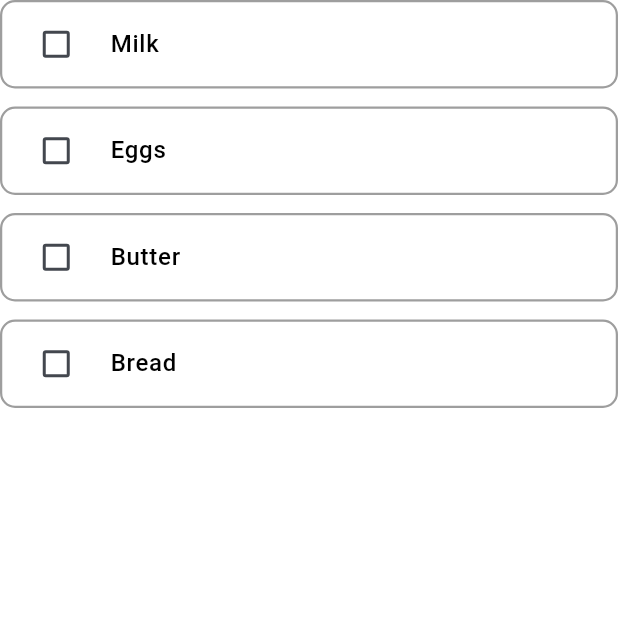
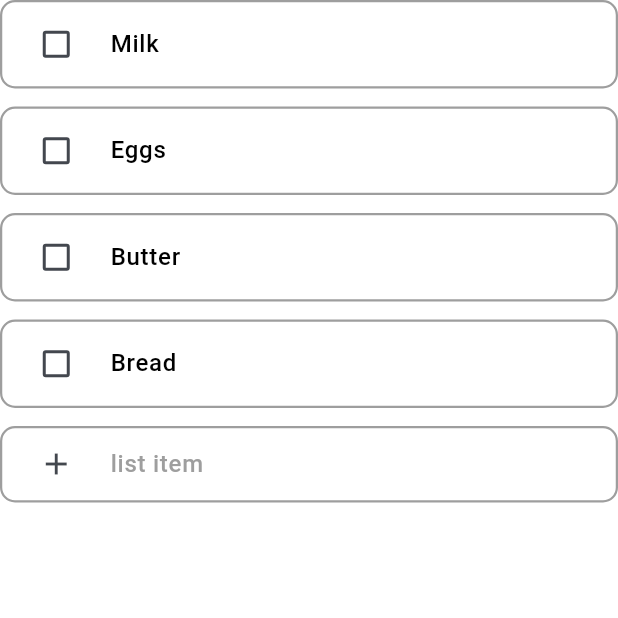
Before and after one commit to mohamed-tamerrr/collaborative-shopping-list, a Flutter app: the ItemList screen opened directly, on a phone screen of 412 x 824 dp, the top half of it. Run offline on Flutter 3.47's test engine with Material 3 defaults, Android fonts, the phone set to English and light mode, and no system bars; our stand-ins replace cloud_firestore, firebase_core, flutter_bloc, flutter_svg; accounts and stored records are empty.

Commit message:
add delete list ,rename list, invite user and remove user methods to list cubit and add add item , remove item and toggle item done methods in items cubit and create add item container

```diff
--- /dev/null
+++ b/lib/featrues/home/presentation/views/widgets/add_item_container.dart
@@ -0,0 +1,39 @@
+import 'package:flutter/material.dart';
+
+class AddItemContainer extends StatelessWidget {
+  const AddItemContainer({super.key});
+
+  @override
+  Widget build(BuildContext context) {
+    return Container(
+      padding: EdgeInsets.only(left: 12),
+      decoration: BoxDecoration(
+        borderRadius: BorderRadius.circular(10.0),
+        border: Border.all(color: Colors.grey, width: 1.5),
+      ),
+      child: Row(
+        children: [
+          IconButton(
+            onPressed: () {},
+            icon: Icon(Icons.add),
+            padding: EdgeInsets.zero,
+          ),
+          Expanded(
+            child: TextField(
+              decoration: InputDecoration(
+                contentPadding: EdgeInsets.symmetric(horizontal: 12),
+                hintText: 'list item',
+                hintStyle: TextStyle(
+                  fontSize: 16,
+                  color: Colors.grey,
+                  fontWeight: FontWeight.w500,
+                ),
+                border: InputBorder.none,
+              ),
+            ),
+          ),
+        ],
+      ),
+    );
+  }
+}
--- a/lib/featrues/home/presentation/views/widgets/add_list_view_body.dart
+++ b/lib/featrues/home/presentation/views/widgets/add_list_view_body.dart
@@ -1,4 +1,3 @@
-import 'package:final_project/core/services/firestore_service.dart';
 import 'package:final_project/featrues/home/presentation/view_model/list_cubit/list_cubit.dart';
 import 'package:final_project/featrues/home/presentation/views/widgets/add_people_container.dart';
 import 'package:final_project/featrues/home/presentation/views/widgets/cancel_button.dart';
@@ -84,9 +83,8 @@ class _AddListViewBodyState extends State<AddListViewBody> {
           CustomButton(
             title: 'Create List',
             onPressed: () async {
-              // Navigator.pop(context);
-              BlocProvider.of<ListCubit>(context).createList();
-              await FirestoreService().printDocumentsId();
+              Navigator.pop(context);
+              await BlocProvider.of<ListCubit>(context).createList();
             },
           ),
         ],
--- a/lib/featrues/home/presentation/views/widgets/custom_check_list_item.dart
+++ b/lib/featrues/home/presentation/views/widgets/custom_check_list_item.dart
@@ -1,4 +1,5 @@
 import 'package:final_project/featrues/home/data/models/item_model.dart';
+import 'package:final_project/featrues/home/presentation/views/widgets/add_item_container.dart';
 import 'package:flutter/material.dart';
 
 class CustomChecklistItem extends StatelessWidget {
@@ -6,22 +7,27 @@ class CustomChecklistItem extends StatelessWidget {
     super.key,
     required this.item,
     required this.onChanged,
+    required this.index,
+    required this.itemsLength,
   });
 
   final ItemModel item;
   final ValueChanged<bool?> onChanged;
+  final int index;
+  final int itemsLength;
 
   @override
   Widget build(BuildContext context) {
     final bool isChecked = item.isChecked;
-    final Color borderColor = isChecked
-        ? Colors.deepPurple
-        : Colors.grey;
+    final Color borderColor = isChecked ? Colors.deepPurple : Colors.grey;
     final Color backgroundColor = isChecked
         ? Colors.deepPurple.shade50
         : Colors.white;
 
-    return Container(
+    return Column(
+      crossAxisAlignment: CrossAxisAlignment.end,
+      children: [
+        Container(
           decoration: BoxDecoration(
             color: backgroundColor,
             borderRadius: BorderRadius.circular(10.0),
@@ -43,6 +49,9 @@ class CustomChecklistItem extends StatelessWidget {
             checkColor: Colors.white,
             controlAffinity: ListTileControlAffinity.leading,
           ),
+        ),
+        index == itemsLength - 1 ? AddItemContainer() : SizedBox(),
+      ],
     );
   }
 }
--- a/lib/featrues/home/presentation/views/widgets/items_list.dart
+++ b/lib/featrues/home/presentation/views/widgets/items_list.dart
@@ -24,6 +24,8 @@ class _ItemListState extends State<ItemList> {
         itemCount: items.length,
         itemBuilder: (context, index) {
           return CustomChecklistItem(
+            itemsLength: items.length,
+            index: index,
             item: items[index],
             onChanged: (bool? newValue) {
               setState(() {
--- a/lib/featrues/home/presentation/views/widgets/items_view_body.dart
+++ b/lib/featrues/home/presentation/views/widgets/items_view_body.dart
@@ -1,8 +1,5 @@
-import 'package:final_project/featrues/home/data/models/item_model.dart';
-import 'package:final_project/featrues/home/presentation/views/widgets/custom_check_list_item.dart';
 import 'package:final_project/featrues/home/presentation/views/widgets/custom_icon.dart';
 import 'package:final_project/featrues/home/presentation/views/widgets/items_list.dart';
-import 'package:final_project/featrues/home/presentation/views/widgets/list_item.dart';
 import 'package:final_project/featrues/home/presentation/views/widgets/list_item_info.dart';
 import 'package:flutter/material.dart';
 
```
Also changed, not shown: lib/core/services/firestore_service.dart (+64 -55 lines), lib/featrues/home/presentation/view_model/items_cubit/items_cubit.dart (+69 -2 lines), lib/featrues/home/presentation/view_model/items_cubit/items_state.dart (+9 -0 lines), lib/featrues/home/presentation/view_model/list_cubit/list_cubit.dart (+54 -22 lines), lib/featrues/home/presentation/views/add_list_view.dart (+8 -1 lines), lib/featrues/home/presentation/views/widgets/home_view_body.dart (+14 -31 lines), lib/featrues/home/presentation/views/widgets/loading_screen_body.dart (added, +13 -0 lines). Lines whose indentation alone changed are shown as unchanged.
